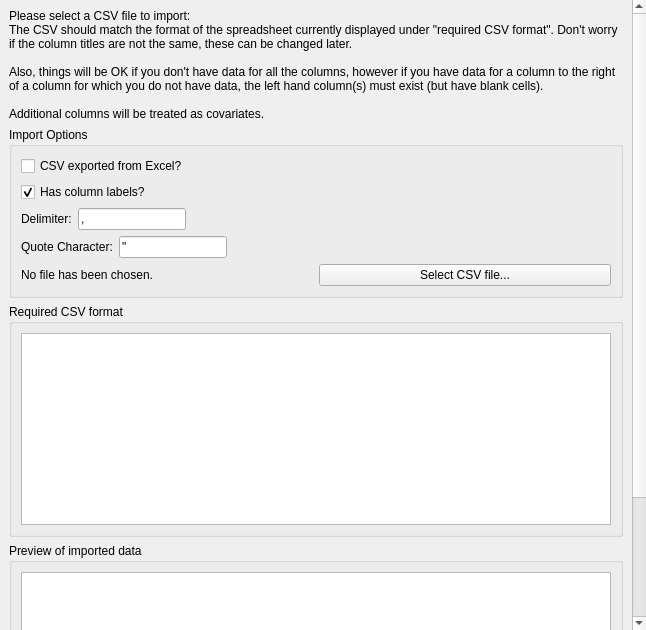
Before: the Qt Designer form src/rc_metastudio/forms/csv_import_page.ui in AliSalman-et-al/openmeta-analyst-community, drawn with Qt 5.
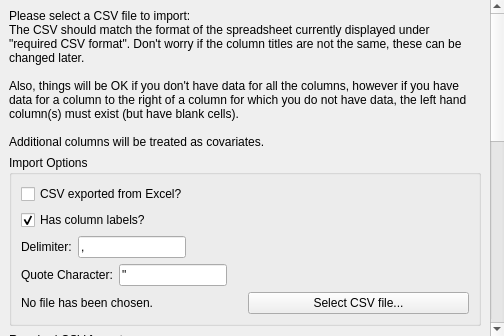
After: the same form once the commit is applied. Icons and pictures are not drawn.

Patch:
```diff
--- a/src/rc_metastudio/forms/csv_import_page.ui
+++ b/src/rc_metastudio/forms/csv_import_page.ui
@@ -6,8 +6,8 @@
    <rect>
     <x>0</x>
     <y>0</y>
-    <width>646</width>
-    <height>630</height>
+    <width>0</width>
+    <height>0</height>
    </rect>
   </property>
   <property name="windowTitle">
```
